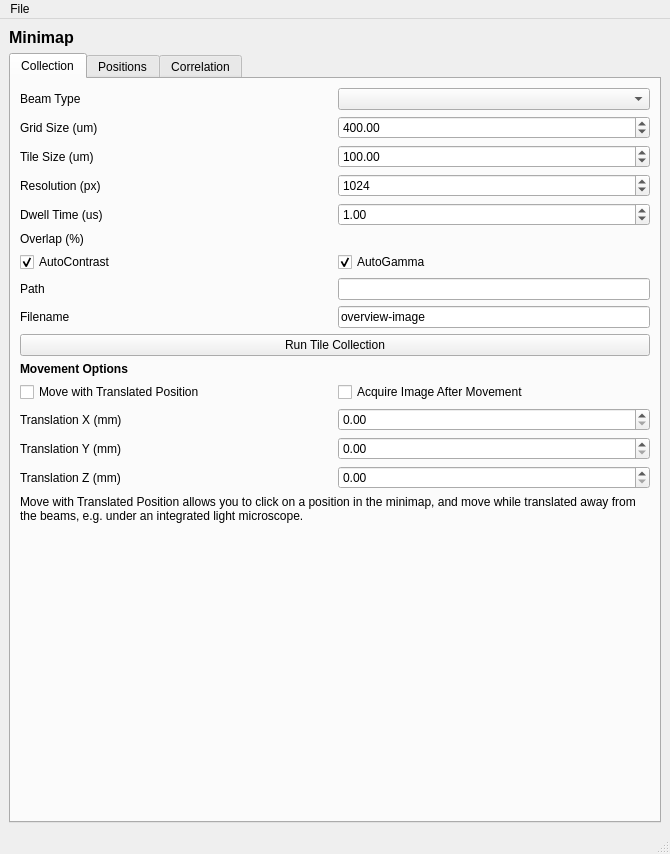
The window that fibsem/ui/qtdesigner_files/FibsemMinimapWidget.ui (DeMarcoLab/fibsem) describes before a commit, drawn with Qt 5.
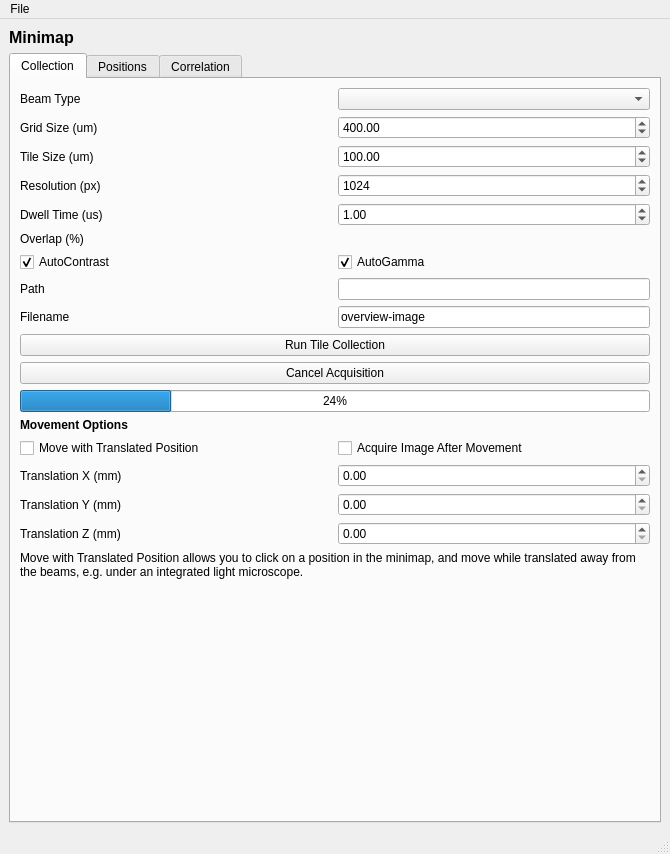
The same window after the commit.

Commit message: feat: minimap perf, prog bar, stop tile acq, stop double draw, refactor grid-bar code (#333)

The edit to the form file:
```diff
--- a/fibsem/ui/qtdesigner_files/FibsemMinimapWidget.ui
+++ b/fibsem/ui/qtdesigner_files/FibsemMinimapWidget.ui
@@ -39,15 +39,22 @@
         <string>Collection</string>
        </attribute>
        <layout class="QGridLayout" name="gridLayout_2">
-        <item row="3" column="0">
-         <widget class="QLabel" name="label_tile_resolution">
+        <item row="4" column="0">
+         <widget class="QLabel" name="label_tile_dwell_time">
           <property name="text">
-           <string>Resolution (px)</string>
+           <string>Dwell Time (us)</string>
           </property>
          </widget>
         </item>
-        <item row="15" column="1">
-         <widget class="QDoubleSpinBox" name="doubleSpinBox_translation_y"/>
+        <item row="6" column="0">
+         <widget class="QCheckBox" name="checkBox_tile_autocontrast">
+          <property name="text">
+           <string>AutoContrast</string>
+          </property>
+          <property name="checked">
+           <bool>true</bool>
+          </property>
+         </widget>
         </item>
         <item row="1" column="1">
          <widget class="QDoubleSpinBox" name="doubleSpinBox_tile_grid_size">
@@ -59,17 +66,27 @@
           </property>
          </widget>
         </item>
-        <item row="6" column="0">
-         <widget class="QCheckBox" name="checkBox_tile_autocontrast">
+        <item row="17" column="0">
+         <widget class="QLabel" name="label_translation_y">
           <property name="text">
-           <string>AutoContrast</string>
+           <string>Translation Y (mm)</string>
           </property>
-          <property name="checked">
-           <bool>true</bool>
+         </widget>
+        </item>
+        <item row="8" column="1">
+         <widget class="QLineEdit" name="lineEdit_tile_filename">
+          <property name="sizePolicy">
+           <sizepolicy hsizetype="Minimum" vsizetype="Fixed">
+            <horstretch>0</horstretch>
+            <verstretch>0</verstretch>
+           </sizepolicy>
           </property>
+          <property name="text">
+           <string>overview-image</string>
+          </property>
          </widget>
         </item>
-        <item row="18" column="0" colspan="2">
+        <item row="20" column="0" colspan="2">
          <spacer name="verticalSpacer">
           <property name="orientation">
            <enum>Qt::Vertical</enum>
@@ -82,6 +99,60 @@
           </property>
          </spacer>
         </item>
+        <item row="0" column="1">
+         <widget class="QComboBox" name="comboBox_tile_beam_type"/>
+        </item>
+        <item row="15" column="0">
+         <widget class="QCheckBox" name="checkBox_options_move_with_translation">
+          <property name="text">
+           <string>Move with Translated Position</string>
+          </property>
+         </widget>
+        </item>
+        <item row="13" column="0" colspan="2">
+         <widget class="QLabel" name="label_options_header">
+          <property name="font">
+           <font>
+            <weight>75</weight>
+            <bold>true</bold>
+           </font>
+          </property>
+          <property name="text">
+           <string>Movement Options</string>
+          </property>
+         </widget>
+        </item>
+        <item row="0" column="0">
+         <widget class="QLabel" name="label_tile_beam_type">
+          <property name="text">
+           <string>Beam Type</string>
+          </property>
+         </widget>
+        </item>
+        <item row="16" column="0">
+         <widget class="QLabel" name="label_translation_x">
+          <property name="text">
+           <string>Translation X (mm)</string>
+          </property>
+         </widget>
+        </item>
+        <item row="16" column="1">
+         <widget class="QDoubleSpinBox" name="doubleSpinBox_translation_x"/>
+        </item>
+        <item row="8" column="0">
+         <widget class="QLabel" name="label_tile_filename">
+          <property name="text">
+           <string>Filename</string>
+          </property>
+         </widget>
+        </item>
+        <item row="15" column="1">
+         <widget class="QCheckBox" name="checkBox_options_acquire_after_movement">
+          <property name="text">
+           <string>Acquire Image After Movement</string>
+          </property>
+         </widget>
+        </item>
         <item row="3" column="1">
          <widget class="QSpinBox" name="spinBox_tile_resolution">
           <property name="minimum">
@@ -95,10 +166,10 @@
           </property>
          </widget>
         </item>
-        <item row="15" column="0">
-         <widget class="QLabel" name="label_translation_y">
+        <item row="18" column="0">
+         <widget class="QLabel" name="label_translation_z">
           <property name="text">
-           <string>Translation Y (mm)</string>
+           <string>Translation Z (mm)</string>
           </property>
          </widget>
         </item>
@@ -109,13 +180,42 @@
           </property>
          </widget>
         </item>
-        <item row="2" column="0">
-         <widget class="QLabel" name="label_tile_tile_size">
+        <item row="18" column="1">
+         <widget class="QDoubleSpinBox" name="doubleSpinBox_translation_z"/>
+        </item>
+        <item row="7" column="0">
+         <widget class="QLabel" name="label_tile_path">
           <property name="text">
-           <string>Tile Size (um)</string>
+           <string>Path</string>
           </property>
          </widget>
         </item>
+        <item row="19" column="0" colspan="2">
+         <widget class="QLabel" name="label_options_move_with_translate_info">
+          <property name="text">
+           <string>Move with Translated Position allows you to click on a position in the minimap, and move while translated away from the beams, e.g. under an integrated light microscope.</string>
+          </property>
+          <property name="wordWrap">
+           <bool>true</bool>
+          </property>
+          <property name="margin">
+           <number>10</number>
+          </property>
+         </widget>
+        </item>
+        <item row="4" column="1">
+         <widget class="QDoubleSpinBox" name="doubleSpinBox_tile_dwell_time">
+          <property name="maximum">
+           <double>100.000000000000000</double>
+          </property>
+          <property name="value">
+           <double>1.000000000000000</double>
+          </property>
+         </widget>
+        </item>
+        <item row="17" column="1">
+         <widget class="QDoubleSpinBox" name="doubleSpinBox_translation_y"/>
+        </item>
         <item row="2" column="1">
          <widget class="QDoubleSpinBox" name="doubleSpinBox_tile_tile_size">
           <property name="maximum">
@@ -126,6 +226,13 @@
           </property>
          </widget>
         </item>
+        <item row="3" column="0">
+         <widget class="QLabel" name="label_tile_resolution">
+          <property name="text">
+           <string>Resolution (px)</string>
+          </property>
+         </widget>
+        </item>
         <item row="10" column="0" colspan="2">
          <widget class="QPushButton" name="pushButton_run_tile_collection">
           <property name="text">
@@ -133,20 +240,6 @@
           </property>
          </widget>
         </item>
-        <item row="16" column="0">
-         <widget class="QLabel" name="label_translation_z">
-          <property name="text">
-           <string>Translation Z (mm)</string>
-          </property>
-         </widget>
-        </item>
-        <item row="7" column="0">
-         <widget class="QLabel" name="label_tile_path">
-          <property name="text">
-           <string>Path</string>
-          </property>
-         </widget>
-        </item>
         <item row="7" column="1">
          <widget class="QLineEdit" name="lineEdit_tile_path">
           <property name="sizePolicy">
@@ -157,46 +250,6 @@
           </property>
          </widget>
         </item>
-        <item row="8" column="1">
-         <widget class="QLineEdit" name="lineEdit_tile_filename">
-          <property name="sizePolicy">
-           <sizepolicy hsizetype="Minimum" vsizetype="Fixed">
-            <horstretch>0</horstretch>
-            <verstretch>0</verstretch>
-           </sizepolicy>
-          </property>
-          <property name="text">
-           <string>overview-image</string>
-          </property>
-         </widget>
-        </item>
-        <item row="14" column="1">
-         <widget class="QDoubleSpinBox" name="doubleSpinBox_translation_x"/>
-        </item>
-        <item row="0" column="1">
-         <widget class="QComboBox" name="comboBox_tile_beam_type"/>
-        </item>
-        <item row="14" column="0">
-         <widget class="QLabel" name="label_translation_x">
-          <property name="text">
-           <string>Translation X (mm)</string>
-          </property>
-         </widget>
-        </item>
-        <item row="8" column="0">
-         <widget class="QLabel" name="label_tile_filename">
-          <property name="text">
-           <string>Filename</string>
-          </property>
-         </widget>
-        </item>
-        <item row="13" column="0">
-         <widget class="QCheckBox" name="checkBox_options_move_with_translation">
-          <property name="text">
-           <string>Move with Translated Position</string>
-          </property>
-         </widget>
-        </item>
         <item row="6" column="1">
          <widget class="QCheckBox" name="checkBox_tile_autogamma">
           <property name="text">
@@ -207,10 +260,17 @@
           </property>
          </widget>
         </item>
-        <item row="13" column="1">
-         <widget class="QCheckBox" name="checkBox_options_acquire_after_movement">
+        <item row="11" column="0" colspan="2">
+         <widget class="QPushButton" name="pushButton_cancel_acquisition">
           <property name="text">
-           <string>Acquire Image After Movement</string>
+           <string>Cancel Acquisition</string>
+          </property>
+         </widget>
+        </item>
+        <item row="2" column="0">
+         <widget class="QLabel" name="label_tile_tile_size">
+          <property name="text">
+           <string>Tile Size (um)</string>
           </property>
          </widget>
         </item>
@@ -221,56 +281,10 @@
           </property>
          </widget>
         </item>
-        <item row="16" column="1">
-         <widget class="QDoubleSpinBox" name="doubleSpinBox_translation_z"/>
-        </item>
-        <item row="17" column="0" colspan="2">
-         <widget class="QLabel" name="label_options_move_with_translate_info">
-          <property name="text">
-           <string>Move with Translated Position allows you to click on a position in the minimap, and move while translated away from the beams, e.g. under an integrated light microscope.</string>
-          </property>
-          <property name="wordWrap">
-           <bool>true</bool>
-          </property>
-          <property name="margin">
-           <number>10</number>
-          </property>
-         </widget>
-        </item>
-        <item row="0" column="0">
-         <widget class="QLabel" name="label_tile_beam_type">
-          <property name="text">
-           <string>Beam Type</string>
-          </property>
-         </widget>
-        </item>
-        <item row="11" column="0" colspan="2">
-         <widget class="QLabel" name="label_options_header">
-          <property name="font">
-           <font>
-            <weight>75</weight>
-            <bold>true</bold>
-           </font>
-          </property>
-          <property name="text">
-           <string>Movement Options</string>
-          </property>
-         </widget>
-        </item>
-        <item row="4" column="0">
-         <widget class="QLabel" name="label_tile_dwell_time">
-          <property name="text">
-           <string>Dwell Time (us)</string>
-          </property>
-         </widget>
-        </item>
-        <item row="4" column="1">
-         <widget class="QDoubleSpinBox" name="doubleSpinBox_tile_dwell_time">
-          <property name="maximum">
-           <double>100.000000000000000</double>
-          </property>
+        <item row="12" column="0" colspan="2">
+         <widget class="QProgressBar" name="progressBar_acquisition">
           <property name="value">
-           <double>1.000000000000000</double>
+           <number>24</number>
           </property>
          </widget>
         </item>
```
The commit also changes 4 other files.
